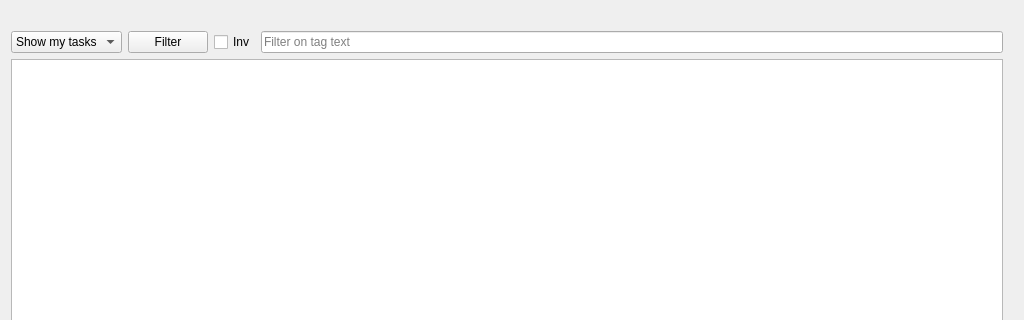
This is plom/client/ui_files/marker.ui in plomgrading/plom as Qt 5 draws it before an edit; both pictures show x 0 to 1024 and y 0 to 320 of the 1024 by 768 pixel window. The edited form follows.
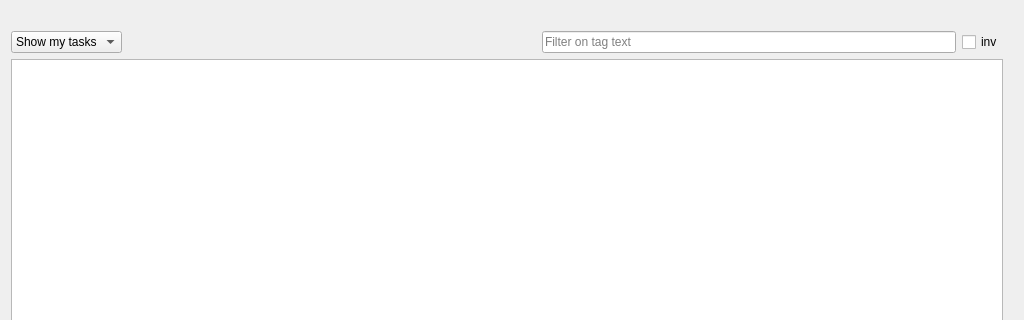
This is the edited form. Custom widgets are drawn as their Qt base class.

Commit message: Remove the "filter" button, do it dynamically instead

Patch:
```diff
--- a/plom/client/ui_files/marker.ui
+++ b/plom/client/ui_files/marker.ui
@@ -110,21 +110,20 @@
               </widget>
              </item>
              <item>
-              <widget class="QPushButton" name="filterButton">
-               <property name="focusPolicy">
-                <enum>Qt::NoFocus</enum>
+              <spacer name="horizontalSpacer_2">
+               <property name="orientation">
+                <enum>Qt::Horizontal</enum>
                </property>
-               <property name="text">
-                <string>Filter</string>
+               <property name="sizeType">
+                <enum>QSizePolicy::MinimumExpanding</enum>
                </property>
-              </widget>
-             </item>
-             <item>
-              <widget class="QCheckBox" name="filterInvCB">
-               <property name="text">
-                <string>Inv</string>
+               <property name="sizeHint" stdset="0">
+                <size>
+                 <width>16</width>
+                 <height>8</height>
+                </size>
                </property>
-              </widget>
+              </spacer>
              </item>
              <item>
               <widget class="QLineEdit" name="filterLE">
@@ -148,6 +147,16 @@
                </property>
               </widget>
              </item>
+             <item>
+              <widget class="QCheckBox" name="filterInvCB">
+               <property name="toolTip">
+                <string>Invert filter</string>
+               </property>
+               <property name="text">
+                <string>inv</string>
+               </property>
+              </widget>
+             </item>
             </layout>
            </widget>
           </item>
```
The commit also changes 1 other file.
